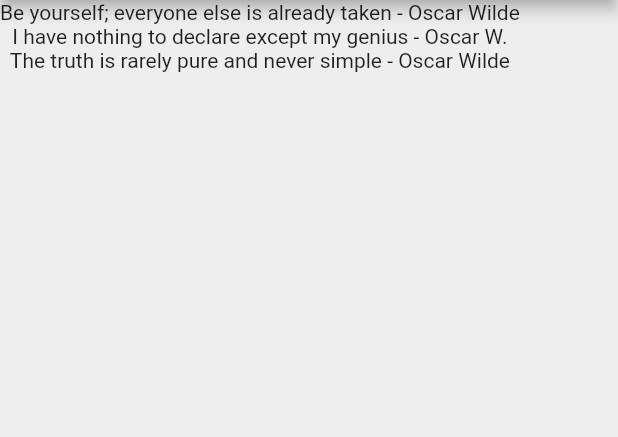
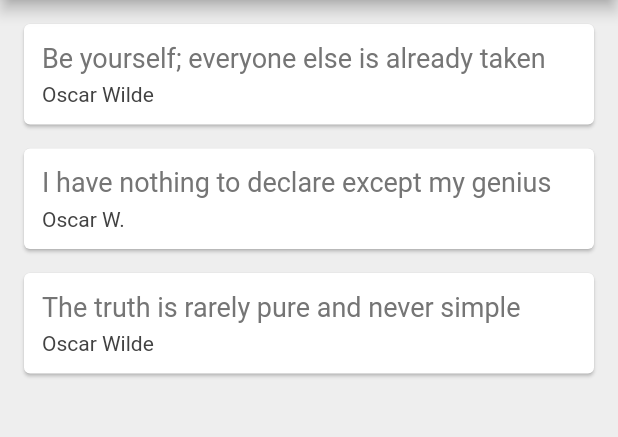
Before and after one commit to MasterCoookie/quotes, a Flutter app: the screen it shows after launch, on a phone screen of 412 x 824 dp, the part 84-521 px from its top. Run offline on Flutter 3.47's test engine with Material 2 defaults, Android fonts, the phone set to English and light mode, and no system bars.

Commit message:
cards-rednering from function

```diff
--- a/lib/main.dart
+++ b/lib/main.dart
@@ -18,6 +18,34 @@ class _QuoteListState extends State<QuoteList> {
     Quote(author: 'Oscar Wilde', text: 'The truth is rarely pure and never simple')
   ];
 
+  Widget quoteTemplate(quote) {
+    return Card(
+      margin: EdgeInsets.fromLTRB(16, 16, 16, 0),
+      child: Padding(
+        padding: const EdgeInsets.all(12.0),
+        child: Column(
+          crossAxisAlignment: CrossAxisAlignment.stretch,
+          children: <Widget>[
+            Text(
+              quote.text,
+              style: TextStyle(
+                fontSize: 18,
+                color: Colors.grey[600],
+            )),
+            SizedBox(height: 6),
+            Text(
+              quote.author,
+              style: TextStyle(
+                fontSize: 14,
+                color: Colors.grey[800],
+              ),
+            )
+          ],
+        ),
+      ),
+    );
+  }
+
   @override
   Widget build(BuildContext context) {
     return Scaffold(
@@ -28,7 +56,7 @@ class _QuoteListState extends State<QuoteList> {
         backgroundColor: Colors.redAccent,
       ),
       body: Column(
-        children: quotes.map((quote) => Text('${quote.text} - ${quote.author}')).toList(),
+        children: quotes.map((quote) => quoteTemplate(quote)).toList(),
       ),
     );
   }
```
